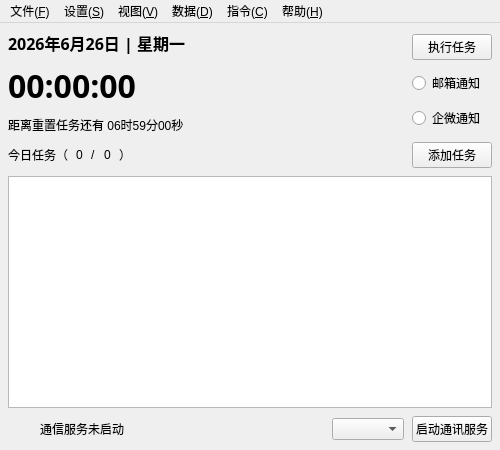
Before: the Qt Designer form MainWindow.ui in AndroidCoderPeng/TaskDispatcher, drawn with Qt 5.
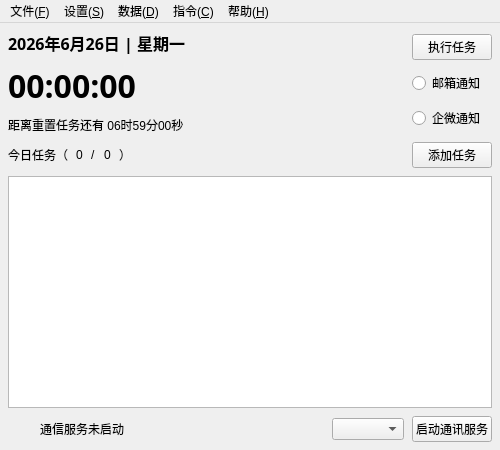
After: the same form once the commit is applied. Icons and pictures are not drawn.

Commit message: refactor(ui): 移除视图菜单

Patch:
```diff
--- a/MainWindow.ui
+++ b/MainWindow.ui
@@ -295,11 +295,7 @@
                 <addaction name="actionSkipHolidaySetting"/>
                 <addaction name="actionOpenResetTaskSetting"/>
                 <addaction name="actionOpenRandomTimeSetting"/>
-            </widget>
-            <widget class="QMenu" name="menuView">
-                <property name="title">
-                    <string>视图(&amp;V)</string>
-                </property>
+                <addaction name="separator"/>
                 <addaction name="actionDarkTheme"/>
             </widget>
             <widget class="QMenu" name="menuData">
@@ -327,7 +323,6 @@
             </widget>
             <addaction name="menuFile"/>
             <addaction name="menuSettings"/>
-            <addaction name="menuView"/>
             <addaction name="menuData"/>
             <addaction name="menuCommand"/>
             <addaction name="menuHelp"/>
```
